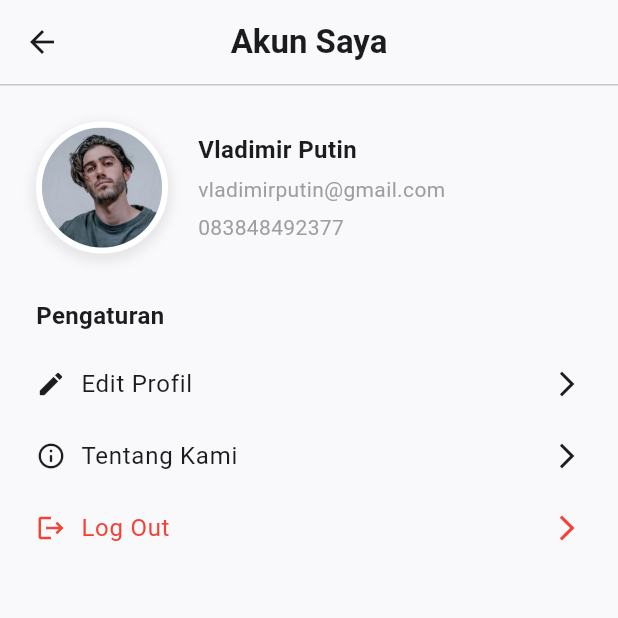
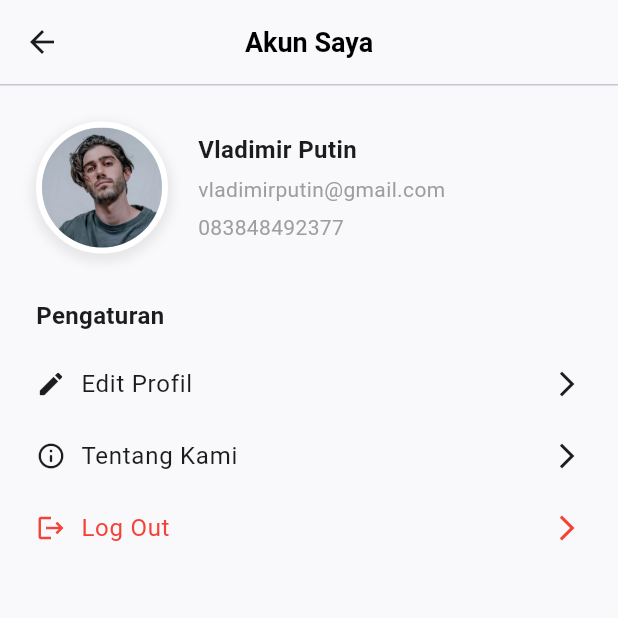
Before and after one commit to tioirawan/myocr, a Flutter app: the ProfilePage screen opened by its route, on a phone screen of 412 x 824 dp, the top half of it. Run offline on Flutter 3.47's test engine with Material 2 defaults, Android fonts, the phone set to English and light mode, and no system bars; our stand-ins replace camera, flutter_animate.

Commit message:
update font size

```diff
--- a/src/lib/ui/pages/profile_page.dart
+++ b/src/lib/ui/pages/profile_page.dart
@@ -9,7 +9,10 @@ class ProfilePage extends StatelessWidget {
     return Scaffold(
       appBar: AppBar(
         title: const Text('Akun Saya',
-            style: TextStyle(fontWeight: FontWeight.bold)),
+            style: TextStyle(
+                color: Colors.black,
+                fontSize: 18,
+                fontWeight: FontWeight.bold)),
         centerTitle: true,
         bottom: const PreferredSize(
           preferredSize: Size.fromHeight(1.0),
```
